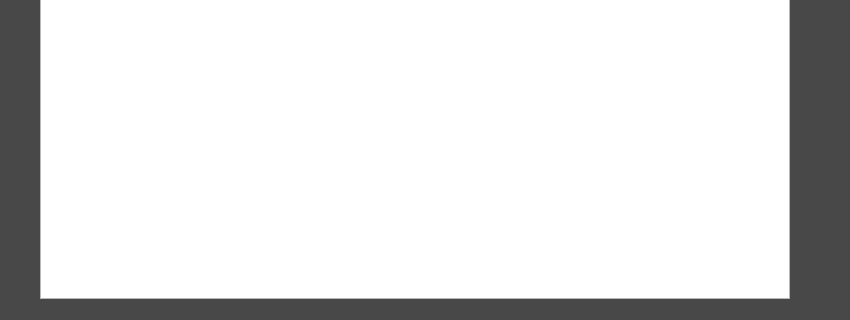
This is cajero_menu.ui in DanielPerMon/proyectoSaboreno as Qt 5 draws it before an edit; both pictures show x 0 to 850 and y 480 to 800 of the 850 by 800 pixel window. The edited form follows.
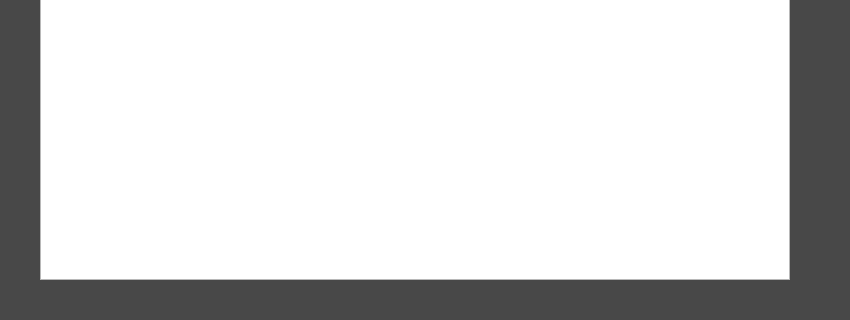
This is the edited form. The open tabs and pages were chosen to show the change. Icons and pictures are not drawn.

Patch:
```diff
--- a/cajero_menu.ui
+++ b/cajero_menu.ui
@@ -743,9 +743,17 @@
        <x>40</x>
        <y>160</y>
        <width>750</width>
-       <height>520</height>
+       <height>501</height>
       </rect>
      </property>
+     <property name="font">
+      <font>
+       <pointsize>12</pointsize>
+      </font>
+     </property>
+     <property name="documentTitle">
+      <string>CORTE DE CAJA</string>
+     </property>
     </widget>
     <widget class="QPushButton" name="btnCortedecaja">
      <property name="geometry">
```
Left out of the diff: 6 changed lines with no effect on the pictures.
